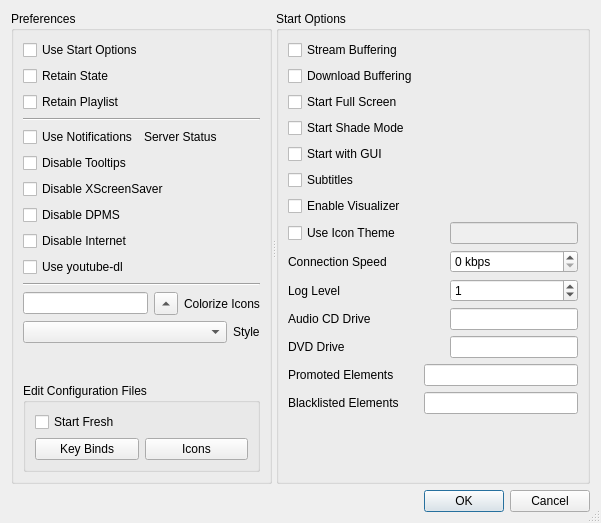
Before: the Qt Designer form code/settings/ui/settings.ui in andrew-bibb/mbmp, drawn with Qt 5.
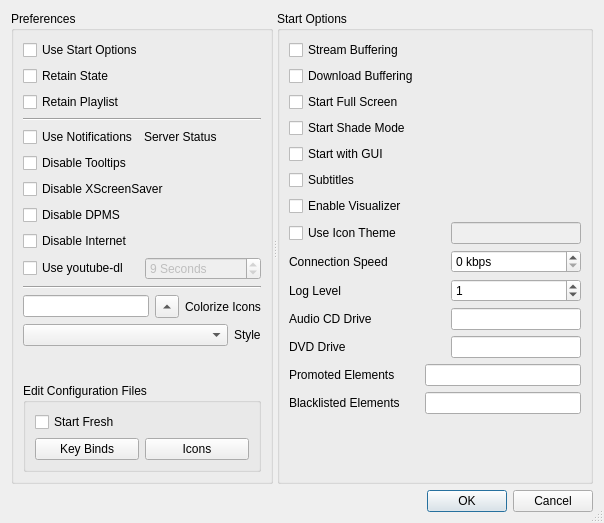
After: the same form once the commit is applied.

Commit message: youtube-dl timeout can be set in settings

The edit to the form file:
```diff
--- a/code/settings/ui/settings.ui
+++ b/code/settings/ui/settings.ui
@@ -6,7 +6,7 @@
    <rect>
     <x>0</x>
     <y>0</y>
-    <width>601</width>
+    <width>604</width>
     <height>523</height>
    </rect>
   </property>
@@ -257,16 +257,6 @@
          </property>
         </widget>
        </item>
-       <item row="9" column="0">
-        <widget class="QCheckBox" name="checkBox_useyoutubedl">
-         <property name="whatsThis">
-          <string>&lt;html&gt;&lt;head/&gt;&lt;body&gt;&lt;p&gt;When checked URL's will be parsed through &lt;span style=&quot; font-style:italic;&quot;&gt;youtube-dl&lt;/span&gt;.  This option will only be available if MBMP is able to detect youtube-dl on your system.&lt;/p&gt;&lt;/body&gt;&lt;/html&gt;</string>
-         </property>
-         <property name="text">
-          <string>Use youtube-dl</string>
-         </property>
-        </widget>
-       </item>
        <item row="7" column="0">
         <widget class="QCheckBox" name="checkBox_disabledpms">
          <property name="whatsThis">
@@ -277,6 +267,45 @@
          </property>
         </widget>
        </item>
+       <item row="9" column="0">
+        <layout class="QHBoxLayout" name="horizontalLayout_4">
+         <item>
+          <widget class="QCheckBox" name="checkBox_useyoutubedl">
+           <property name="whatsThis">
+            <string>&lt;html&gt;&lt;head/&gt;&lt;body&gt;&lt;p&gt;When checked URL's will be parsed through &lt;span style=&quot; font-style:italic;&quot;&gt;youtube-dl&lt;/span&gt;.  This option will only be available if MBMP is able to detect youtube-dl on your system.&lt;/p&gt;&lt;/body&gt;&lt;/html&gt;</string>
+           </property>
+           <property name="text">
+            <string>Use youtube-dl</string>
+           </property>
+          </widget>
+         </item>
+         <item>
+          <widget class="QSpinBox" name="spinBox_youtubedl_timeout">
+           <property name="enabled">
+            <bool>false</bool>
+           </property>
+           <property name="toolTip">
+            <string>&lt;html&gt;&lt;head/&gt;&lt;body&gt;&lt;p&gt;&lt;br/&gt;&lt;/p&gt;&lt;/body&gt;&lt;/html&gt;</string>
+           </property>
+           <property name="whatsThis">
+            <string>&lt;html&gt;&lt;head/&gt;&lt;body&gt;&lt;p&gt;Time out value. The amout of time allowed to parse a URL value through youtube-dl. &lt;/p&gt;&lt;/body&gt;&lt;/html&gt;</string>
+           </property>
+           <property name="suffix">
+            <string> Seconds</string>
+           </property>
+           <property name="minimum">
+            <number>1</number>
+           </property>
+           <property name="maximum">
+            <number>24</number>
+           </property>
+           <property name="value">
+            <number>9</number>
+           </property>
+          </widget>
+         </item>
+        </layout>
+       </item>
       </layout>
      </widget>
      <widget class="QGroupBox" name="groupBox_startoptions">
```
Left out of the diff: 42 changed lines with no effect on the pictures. The commit also changes 4 other files.
